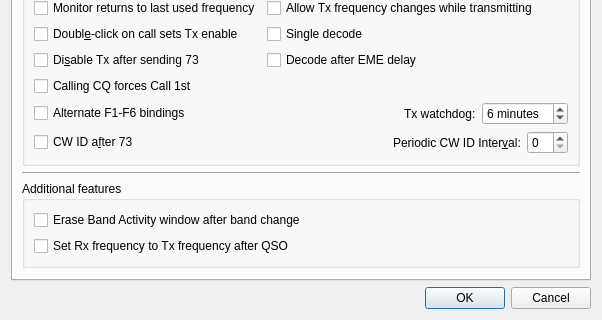
First picture: the form in Configuration.ui, repository uaro-radio/wsjtx, before the edit; both pictures show x 0 to 602 and y 441 to 761 of the 602 by 761 pixel window.
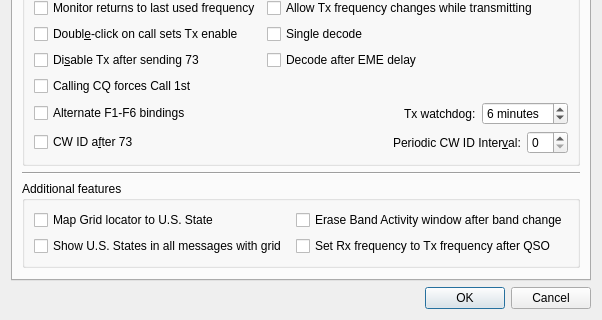
Second picture: the form after the edit. Custom widgets are drawn as their Qt base class.

Commit message: Add feature "Map Grid locator to U.S. State" (NJ0A mod).

What changed in the file:
```diff
--- a/Configuration.ui
+++ b/Configuration.ui
@@ -533,20 +533,34 @@
           <string>Additional features</string>
          </property>
          <layout class="QGridLayout" name="gridLayout_17">
-          <item row="0" column="0">
+          <item row="0" column="1">
            <widget class="QCheckBox" name="cbEraseBandActivity">
             <property name="text">
              <string>Erase Band Activity window after band change</string>
             </property>
            </widget>
           </item>
-          <item row="1" column="0">
+          <item row="1" column="1">
            <widget class="QCheckBox" name="cbRxToTxAfterQSO">
             <property name="text">
              <string>Set Rx frequency to Tx frequency after QSO</string>
             </property>
            </widget>
           </item>
+          <item row="0" column="0">
+           <widget class="QCheckBox" name="Map_Grid_to_State">
+            <property name="text">
+             <string>Map Grid locator to U.S. State</string>
+            </property>
+           </widget>
+          </item>
+          <item row="1" column="0">
+           <widget class="QCheckBox" name="Map_All_Messages">
+            <property name="text">
+             <string>Show U.S. States in all messages with grid</string>
+            </property>
+           </widget>
+          </item>
          </layout>
         </widget>
        </item>
```
The commit also changes 6 other files.
